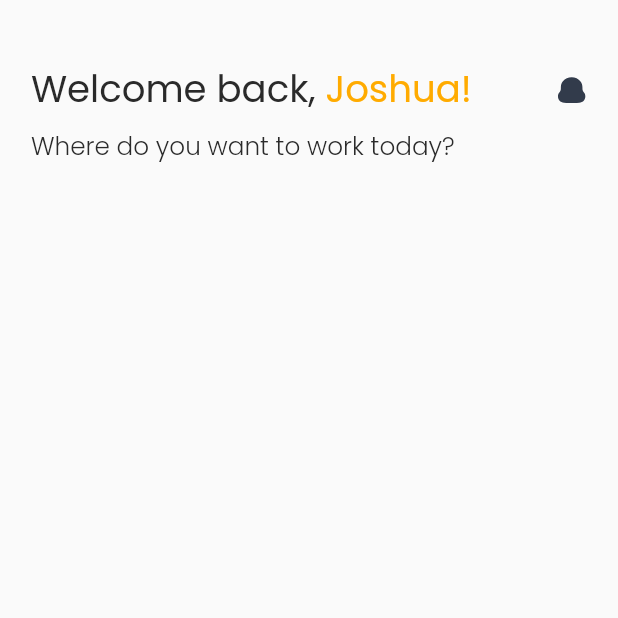
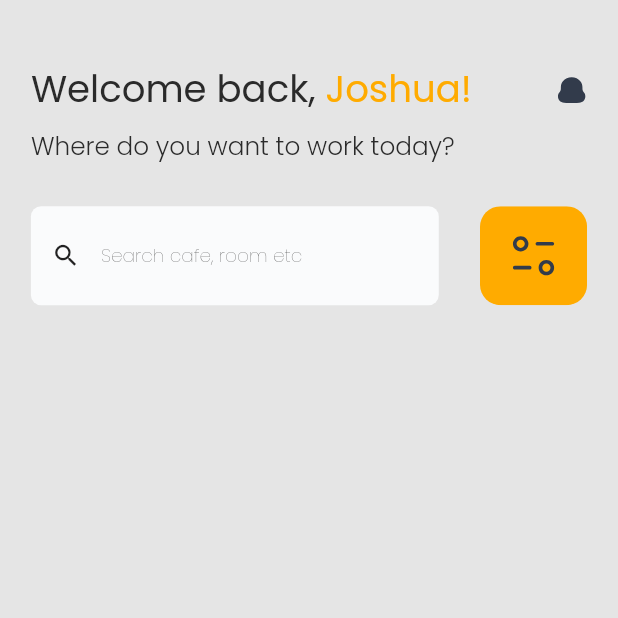
Before and after one commit to olamilekan-adeleke/work-space-UI, a Flutter app: the screen it shows after launch, on a phone screen of 412 x 824 dp, the top half of it. Run offline on Flutter 3.47's test engine with Material 2 defaults, Android fonts, the phone set to English and light mode, and no system bars; our stand-ins replace flutter_svg, google_fonts, sizer.

Commit message:
search bar

```diff
--- a/lib/main.dart
+++ b/lib/main.dart
@@ -15,7 +15,10 @@ class MyApp extends StatelessWidget {
     return Sizer(builder: (_, __, ___) {
       return MaterialApp(
         title: 'Work-Space UI',
-        theme: ThemeData(primaryColor: const Color(0xffFFAB00)),
+        theme: ThemeData(
+          scaffoldBackgroundColor: const Color(0xffE5E5E5),
+          primaryColor: const Color(0xffFFAB00),
+        ),
         home: const HomeScreen(),
       );
     });
--- a/lib/views/screens/home_screen.dart
+++ b/lib/views/screens/home_screen.dart
@@ -2,6 +2,7 @@ import 'package:flutter/material.dart';
 import 'package:sizer/sizer.dart';
 
 import '../widgets/home_header_widget.dart';
+import '../widgets/search_bar.dart';
 
 class HomeScreen extends StatelessWidget {
   const HomeScreen({Key? key}) : super(key: key);
@@ -15,6 +16,9 @@ class HomeScreen extends StatelessWidget {
           children: <Widget>[
             SizedBox(height: 30.sp),
             const HomeHeaderWidget(),
+            SizedBox(height: 20.sp),
+            const SearchBarWidget(),
+            SizedBox(height: 30.sp),
           ],
         ),
       ),
--- /dev/null
+++ b/lib/views/widgets/search_bar.dart
@@ -0,0 +1,46 @@
+import 'package:flutter/material.dart';
+import 'package:flutter/painting.dart';
+import 'package:flutter_svg/svg.dart';
+import 'package:sizer/sizer.dart';
+
+import '../../components/custom_text_widget.dart';
+
+class SearchBarWidget extends StatelessWidget {
+  const SearchBarWidget({Key? key}) : super(key: key);
+
+  @override
+  Widget build(BuildContext context) {
+    return Row(
+      mainAxisSize: MainAxisSize.max,
+      children: <Widget>[
+        Expanded(
+          child: Container(
+            padding: EdgeInsets.symmetric(horizontal: 10.sp),
+            height: 48.sp,
+            decoration: BoxDecoration(
+              borderRadius: BorderRadius.circular(5.sp),
+              color: const Color(0xffFAFBFC),
+            ),
+            child: Row(
+              children: <Widget>[
+                Icon(Icons.search, size: 14.sp),
+                SizedBox(width: 10.sp),
+                textWidget(
+                  "Search cafe, room etc",
+                  size: 9.sp,
+                  fontWeight: FontWeight.w200,
+                ),
+              ],
+            ),
+          ),
+        ),
+        SizedBox(width: 20.sp),
+        SvgPicture.asset(
+          'asset/search_filter.svg',
+          height: 48.sp,
+          width: 52.sp,
+        ),
+      ],
+    );
+  }
+}
```
